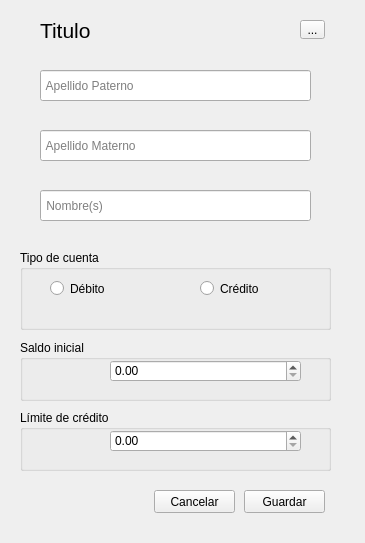
The window that msc_tec_prog_activities/Act_4_1/MSC26_4_1_GARCIA_ALBERTO/ui/Create_Account_Window.ui (B33THO/msc2026) describes before a commit, drawn with Qt 5.
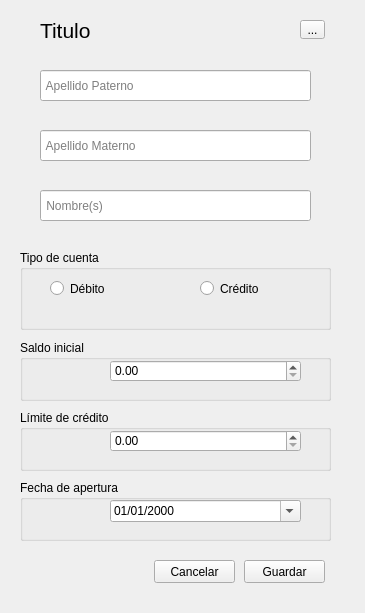
The same window after the commit. Icons and pictures are not drawn.

```diff
--- a/msc_tec_prog_activities/Act_4_1/MSC26_4_1_GARCIA_ALBERTO/ui/Create_Account_Window.ui
+++ b/msc_tec_prog_activities/Act_4_1/MSC26_4_1_GARCIA_ALBERTO/ui/Create_Account_Window.ui
@@ -7,7 +7,7 @@
     <x>0</x>
     <y>0</y>
     <width>365</width>
-    <height>543</height>
+    <height>613</height>
    </rect>
   </property>
   <property name="windowTitle">
@@ -147,11 +147,40 @@
     </property>
    </widget>
   </widget>
+  <widget class="QGroupBox" name="groupBox_4">
+   <property name="geometry">
+    <rect>
+     <x>20</x>
+     <y>480</y>
+     <width>311</width>
+     <height>61</height>
+    </rect>
+   </property>
+   <property name="title">
+    <string>Fecha de apertura</string>
+   </property>
+   <widget class="QDateEdit" name="de_created_at">
+    <property name="geometry">
+     <rect>
+      <x>90</x>
+      <y>20</y>
+      <width>191</width>
+      <height>22</height>
+     </rect>
+    </property>
+    <property name="displayFormat">
+     <string>dd/MM/yyyy</string>
+    </property>
+    <property name="calendarPopup">
+     <bool>true</bool>
+    </property>
+   </widget>
+  </widget>
   <widget class="QPushButton" name="btn_create">
    <property name="geometry">
     <rect>
      <x>244</x>
-     <y>490</y>
+     <y>560</y>
      <width>81</width>
      <height>23</height>
     </rect>
@@ -168,7 +197,7 @@
    <property name="geometry">
     <rect>
      <x>154</x>
-     <y>490</y>
+     <y>560</y>
      <width>81</width>
      <height>23</height>
     </rect>
```
